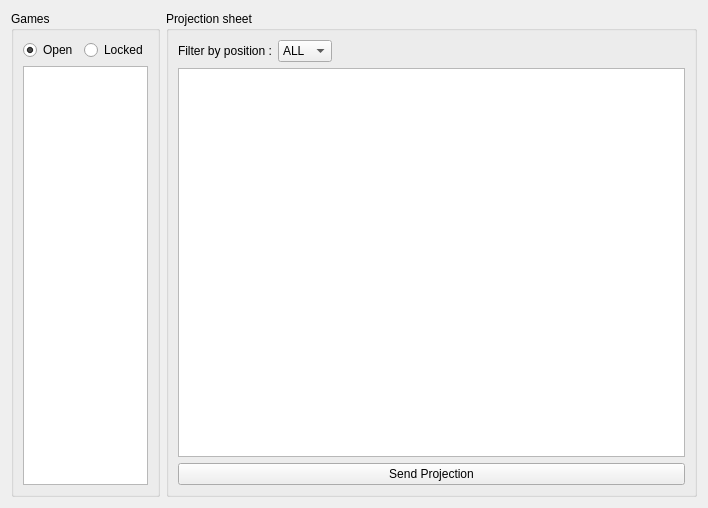
protoblock/protoblock, file cute-fantasy/currentweekwidget.ui: the form before one commit.
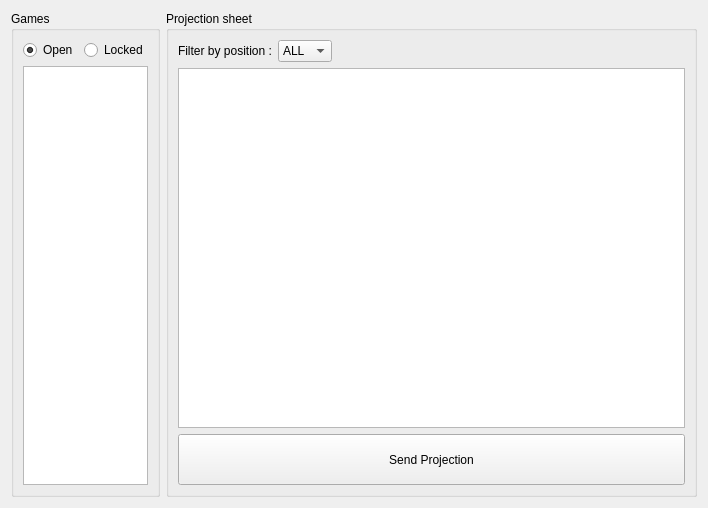
The form after the commit.

Commit message: Few enhancements. Added version details in the globals.h. Removed the leaderbaord context menu and change it with confirmation dialog. Projection sheet : added move to next cell on enter / return . updated the insataller bitmap.

```diff
--- a/cute-fantasy/currentweekwidget.ui
+++ b/cute-fantasy/currentweekwidget.ui
@@ -151,6 +151,15 @@
       </item>
       <item row="2" column="0" colspan="3">
        <widget class="QPushButton" name="mySendProjectionButton">
+        <property name="minimumSize">
+         <size>
+          <width>0</width>
+          <height>51</height>
+         </size>
+        </property>
+        <property name="styleSheet">
+         <string notr="true">font: 75 18pt &quot;MS Shell Dlg 2&quot;;</string>
+        </property>
         <property name="text">
          <string>Send Projection</string>
         </property>
```
The commit also changes 12 other files.
